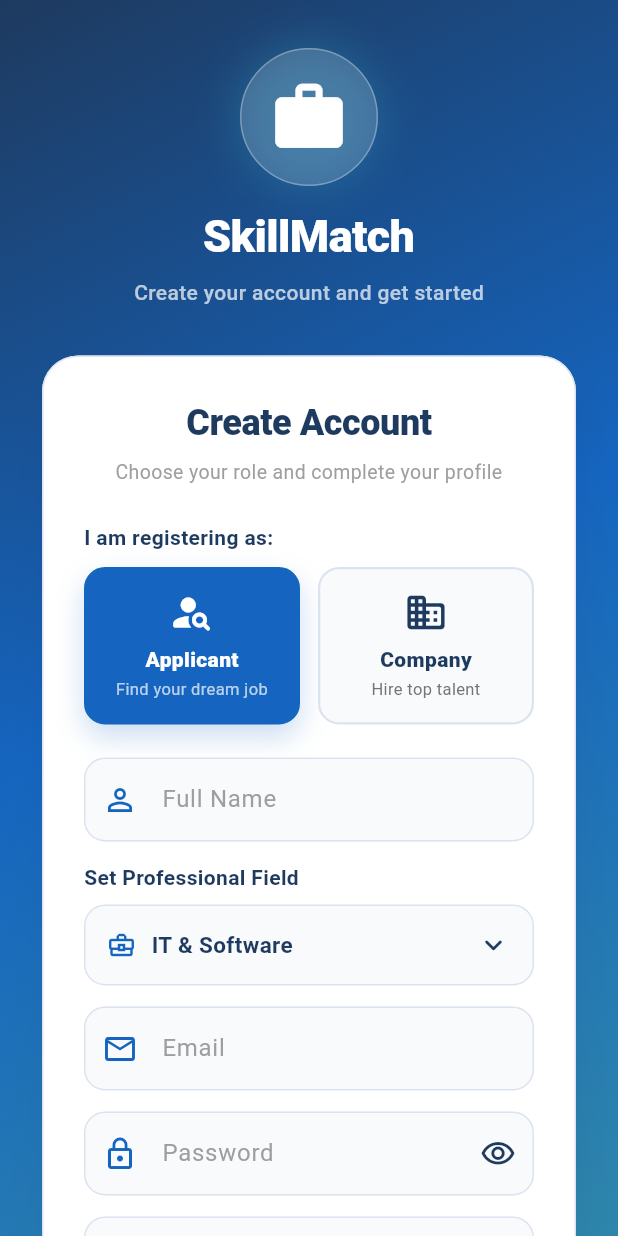
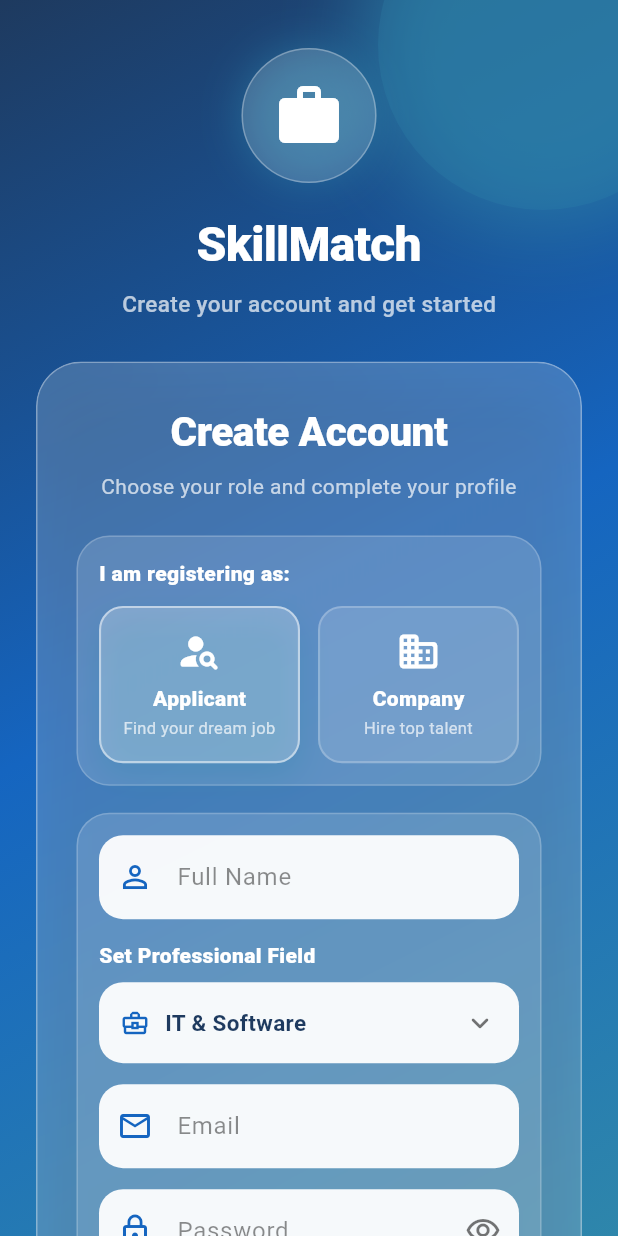
Before and after one commit to Chathurapadmal/skillmatch, a Flutter app: the RegisterPage screen opened directly, on a phone screen of 412 x 824 dp. Run offline on Flutter 3.47's test engine with Material 3 defaults, Android fonts, the phone set to English and light mode, and no system bars; our stand-ins replace cloud_firestore, file_picker, firebase_auth, firebase_core, flutter_animate, flutter_secure_storage and 5 more; missing offline and left inert: base32, firebase_app_check, otp; accounts and stored records are empty; network calls fail.

Commit message:
update registration page

```diff
--- a/lib/pages/auth/register_page.dart
+++ b/lib/pages/auth/register_page.dart
@@ -1,3 +1,5 @@
+import 'dart:ui';
+
 import 'package:cloud_firestore/cloud_firestore.dart';
 import 'package:firebase_auth/firebase_auth.dart';
 import 'package:flutter/material.dart';
@@ -102,7 +104,37 @@
   Widget build(BuildContext context) {
     return Scaffold(
       backgroundColor: _background,
-      body: Container(
+      body: Stack(
+        children: [
+          _buildBackground(),
+          _buildGlowCircle(),
+          SafeArea(
+            child: Center(
+              child: SingleChildScrollView(
+                padding: const EdgeInsets.symmetric(
+                  horizontal: 24,
+                  vertical: 32,
+                ),
+                child: ConstrainedBox(
+                  constraints: const BoxConstraints(maxWidth: 440),
+                  child: Column(
+                    children: [
+                      _buildBrandHeader(),
+                      const SizedBox(height: 28),
+                      _buildRegisterCard(context),
+                    ],
+                  ),
+                ),
+              ),
+            ),
+          ),
+        ],
+      ),
+    );
+  }
+
+  Widget _buildBackground() {
+    return Container(
       decoration: const BoxDecoration(
         gradient: LinearGradient(
           colors: [_navy, _primary, _accent],
@@ -110,44 +142,61 @@
           end: Alignment.bottomRight,
         ),
       ),
-        child: SafeArea(
-          child: Center(
-            child: SingleChildScrollView(
-              padding: const EdgeInsets.symmetric(horizontal: 24, vertical: 32),
-              child: ConstrainedBox(
-                constraints: const BoxConstraints(maxWidth: 440),
-                child: Column(
+    );
+  }
+
+  Widget _buildGlowCircle() {
+    return Positioned(
+      top: -80,
+      right: -60,
+      child: Container(
+        height: 220,
+        width: 220,
+        decoration: BoxDecoration(
+          shape: BoxShape.circle,
+          color: _accent.withOpacity(0.25),
+          boxShadow: [
+            BoxShadow(
+              color: _accent.withOpacity(0.65),
+              blurRadius: 45,
+              spreadRadius: 12,
+            ),
+          ],
+        ),
+      ),
+    );
+  }
+
+  Widget _buildBrandHeader() {
+    return Column(
       children: [
         Container(
-                      padding: const EdgeInsets.all(18),
+          padding: const EdgeInsets.all(20),
           decoration: BoxDecoration(
             shape: BoxShape.circle,
             color: Colors.white.withOpacity(0.16),
-                        border: Border.all(
-                          color: Colors.white.withOpacity(0.30),
-                        ),
+            border: Border.all(color: Colors.white.withOpacity(0.30)),
             boxShadow: [
               BoxShadow(
-                            color: _accent.withOpacity(0.45),
+                color: _accent.withOpacity(0.55),
                 blurRadius: 24,
-                            spreadRadius: 2,
               ),
             ],
           ),
           child: const Icon(
             Icons.work_rounded,
-                        size: 54,
+            size: 48,
             color: Colors.white,
           ),
         ),
-                    const SizedBox(height: 12),
+        const SizedBox(height: 18),
         const Text(
           'SkillMatch',
           style: TextStyle(
-                        fontSize: 30,
+            fontSize: 32,
             fontWeight: FontWeight.w900,
             color: Colors.white,
-                        letterSpacing: -0.4,
+            letterSpacing: -0.5,
           ),
         ),
         const SizedBox(height: 6),
@@ -155,58 +204,106 @@
           'Create your account and get started',
           style: TextStyle(
             color: Colors.white70,
-                        fontSize: 14,
+            fontSize: 15,
             fontWeight: FontWeight.w500,
           ),
         ),
-                    const SizedBox(height: 28),
+      ],
+    );
+  }
 
-                    Card(
-                      color: Colors.white,
-                      surfaceTintColor: Colors.transparent,
-                      shape: RoundedRectangleBorder(
-                        borderRadius: BorderRadius.circular(24),
-                        side: const BorderSide(color: _cardBorder),
+  Widget _buildRegisterCard(BuildContext context) {
+    return ClipRRect(
+      borderRadius: BorderRadius.circular(30),
+      child: BackdropFilter(
+        filter: ImageFilter.blur(sigmaX: 25, sigmaY: 25),
+        child: Container(
+          decoration: BoxDecoration(
+            color: Colors.white.withOpacity(0.18),
+            borderRadius: BorderRadius.circular(30),
+            border: Border.all(
+              color: Colors.white.withOpacity(0.34),
             ),
-                      elevation: 12,
-                      shadowColor: _navy.withOpacity(0.18),
+            boxShadow: [
+              BoxShadow(
+                color: _navy.withOpacity(0.20),
+                blurRadius: 30,
+                offset: const Offset(0, 18),
+              ),
+            ],
+          ),
           child: Padding(
-                        padding: const EdgeInsets.all(28),
+            padding: const EdgeInsets.all(26),
             child: Form(
               key: _formKey,
               child: Column(
                 crossAxisAlignment: CrossAxisAlignment.stretch,
                 children: [
-                              const Text(
+                  _buildFormHeader(),
+                  const SizedBox(height: 24),
+                  _buildRoleSection(),
+                  const SizedBox(height: 18),
+                  _buildFormFields(context),
+                  const SizedBox(height: 24),
+                  _buildRegisterButton(),
+                  const SizedBox(height: 20),
+                  _buildLoginPrompt(context),
+                ],
+              ),
+            ),
+          ),
+        ),
+      ),
+    );
+  }
+
+  Widget _buildFormHeader() {
+    return const Column(
+      children: [
+        Text(
           'Create Account',
           textAlign: TextAlign.center,
           style: TextStyle(
-                                  fontSize: 24,
+            fontSize: 27,
             fontWeight: FontWeight.w900,
-                                  color: _navy,
+            color: Colors.white,
             letterSpacing: -0.3,
           ),
         ),
-                              const SizedBox(height: 6),
-                              const Text(
+        SizedBox(height: 8),
+        Text(
           'Choose your role and complete your profile',
           textAlign: TextAlign.center,
           style: TextStyle(
-                                  color: Colors.grey,
-                                  fontSize: 13,
+            color: Colors.white70,
+            fontSize: 14,
+            height: 1.3,
           ),
         ),
-                              const SizedBox(height: 24),
+      ],
+    );
+  }
 
+  Widget _buildRoleSection() {
+    return Container(
+      padding: const EdgeInsets.all(14),
+      decoration: BoxDecoration(
+        color: Colors.white.withOpacity(0.14),
+        borderRadius: BorderRadius.circular(22),
+        border: Border.all(color: Colors.white.withOpacity(0.20)),
+      ),
+      child: Column(
+        crossAxisAlignment: CrossAxisAlignment.start,
+        children: [
           const Text(
             'I am registering as:',
             style: TextStyle(
-                                  fontWeight: FontWeight.w700,
+              fontWeight: FontWeight.w800,
               fontSize: 14,
-                                  color: _navy,
+              color: Colors.white,
             ),
           ),
-                              const SizedBox(height: 10),
+          const SizedBox(height: 12),
           Row(
             children: [
               Expanded(
@@ -214,10 +311,9 @@
                   label: 'Applicant',
                   icon: Icons.person_search_rounded,
                   subtitle: 'Find your dream job',
-                                      selected:
-                                          _selectedRole == UserRole.applicant,
-                                      onTap: () => setState(() =>
-                                          _selectedRole = UserRole.applicant),
+                  selected: _selectedRole == UserRole.applicant,
+                  onTap: () =>
+                      setState(() => _selectedRole = UserRole.applicant),
                 ),
               ),
               const SizedBox(width: 12),
@@ -226,35 +322,48 @@
                   label: 'Company',
                   icon: Icons.business_rounded,
                   subtitle: 'Hire top talent',
-                                      selected:
-                                          _selectedRole == UserRole.company,
-                                      onTap: () => setState(() =>
-                                          _selectedRole = UserRole.company),
+                  selected: _selectedRole == UserRole.company,
+                  onTap: () =>
+                      setState(() => _selectedRole = UserRole.company),
                 ),
               ),
             ],
           ),
-                              const SizedBox(height: 22),
+        ],
+      ),
+    );
+  }
 
+  Widget _buildFormFields(BuildContext context) {
+    return Container(
+      padding: const EdgeInsets.all(14),
+      decoration: BoxDecoration(
+        color: Colors.white.withOpacity(0.14),
+        borderRadius: BorderRadius.circular(22),
+        border: Border.all(color: Colors.white.withOpacity(0.20)),
+      ),
+      child: Column(
+        crossAxisAlignment: CrossAxisAlignment.stretch,
+        children: [
           TextFormField(
             controller: _nameCtrl,
             textInputAction: TextInputAction.next,
+            style: const TextStyle(color: _navy),
             decoration: _inputDecoration(
               label: _selectedRole == UserRole.company
                   ? 'Contact Person Name'
                   : 'Full Name',
               icon: Icons.person_outline,
             ),
-                                validator: (v) => (v?.trim().isEmpty ?? true)
-                                    ? 'Name is required.'
-                                    : null,
+            validator: (v) =>
+                (v?.trim().isEmpty ?? true) ? 'Name is required.' : null,
           ),
           const SizedBox(height: 14),
-
           if (_selectedRole == UserRole.company) ...[
             TextFormField(
               controller: _companyCtrl,
               textInputAction: TextInputAction.next,
+              style: const TextStyle(color: _navy),
               decoration: _inputDecoration(
                 label: 'Company Name',
                 icon: Icons.business_outlined,
@@ -265,15 +374,14 @@
             ),
             const SizedBox(height: 14),
           ],
-
           const Align(
             alignment: Alignment.centerLeft,
             child: Text(
               'Set Professional Field',
               style: TextStyle(
-                                    fontWeight: FontWeight.w700,
+                fontWeight: FontWeight.w800,
                 fontSize: 14,
-                                    color: _navy,
+                color: Colors.white,
               ),
             ),
           ),
@@ -281,8 +389,7 @@
           _IndustrySelectorTile(
             selectedValue: _selectedIndustry,
             onTap: () async {
-                                  final selected =
-                                      await showModalBottomSheet<String>(
+              final selected = await showModalBottomSheet<String>(
                 context: context,
                 isScrollControlled: true,
                 backgroundColor: _navy,
@@ -299,18 +406,17 @@
               );
 
               if (selected != null && mounted) {
-                                    setState(
-                                        () => _selectedIndustry = selected);
+                setState(() => _selectedIndustry = selected);
               }
             },
           ),
           const SizedBox(height: 14),
-
           TextFormField(
             controller: _emailCtrl,
             keyboardType: TextInputType.emailAddress,
             autocorrect: false,
             textInputAction: TextInputAction.next,
+            style: const TextStyle(color: _navy),
             decoration: _inputDecoration(
               label: 'Email',
               icon: Icons.email_outlined,
@@ -324,11 +430,11 @@
             },
           ),
           const SizedBox(height: 14),
-
           TextFormField(
             controller: _passCtrl,
             obscureText: _obscurePass,
             textInputAction: TextInputAction.next,
+            style: const TextStyle(color: _navy),
             decoration: _inputDecoration(
               label: 'Password',
               icon: Icons.lock_outline,
@@ -338,10 +444,10 @@
                   _obscurePass
                       ? Icons.visibility_outlined
                       : Icons.visibility_off_outlined,
-                                      color: _navy,
+                  color: Colors.black54,
                 ),
-                                    onPressed: () => setState(
-                                        () => _obscurePass = !_obscurePass),
+                onPressed: () =>
+                    setState(() => _obscurePass = !_obscurePass),
               ),
             ),
             validator: (v) {
@@ -352,12 +458,12 @@
             },
           ),
           const SizedBox(height: 14),
-
           TextFormField(
             controller: _confirmCtrl,
             obscureText: _obscureConfirm,
             textInputAction: TextInputAction.done,
             onFieldSubmitted: (_) => _register(),
+            style: const TextStyle(color: _navy),
             decoration: _inputDecoration(
               label: 'Confirm Password',
               icon: Icons.lock_outline,
@@ -367,10 +473,10 @@
                   _obscureConfirm
                       ? Icons.visibility_outlined
                       : Icons.visibility_off_outlined,
-                                      color: _navy,
+                  color: Colors.black54,
                 ),
-                                    onPressed: () => setState(() =>
-                                        _obscureConfirm = !_obscureConfirm),
+                onPressed: () =>
+                    setState(() => _obscureConfirm = !_obscureConfirm),
               ),
             ),
             validator: (v) {
@@ -380,71 +486,81 @@
               return null;
             },
           ),
-                              const SizedBox(height: 24),
+        ],
+      ),
+    );
+  }
 
-                              SizedBox(
-                                height: 52,
-                                child: ElevatedButton(
-                                  style: ElevatedButton.styleFrom(
-                                    backgroundColor: _primary,
-                                    foregroundColor: Colors.white,
-                                    elevation: 0,
-                                    shadowColor: _primary.withOpacity(0.35),
-                                    shape: RoundedRectangleBorder(
-                                      borderRadius: BorderRadius.circular(14),
+  Widget _buildRegisterButton() {
+    return GestureDetector(
+      onTap: _loading ? null : _register,
+      child: AnimatedContainer(
+        duration: const Duration(milliseconds: 300),
+        height: 54,
+        decoration: BoxDecoration(
+          gradient: const LinearGradient(
+            colors: [_primary, _accent],
+            begin: Alignment.centerLeft,
+            end: Alignment.centerRight,
           ),
+          borderRadius: BorderRadius.circular(18),
+          boxShadow: [
+            BoxShadow(
+              color: _primary.withOpacity(0.45),
+              blurRadius: 28,
+              spreadRadius: 1,
             ),
-                                  onPressed: _loading ? null : _register,
+          ],
+        ),
+        child: Center(
           child: _loading
               ? const SizedBox(
                   height: 22,
                   width: 22,
                   child: CircularProgressIndicator(
-                                            strokeWidth: 2,
+                    strokeWidth: 2.5,
                     color: Colors.white,
                   ),
                 )
               : const Text(
                   'Create Account',
                   style: TextStyle(
+                    color: Colors.white,
+                    fontWeight: FontWeight.w900,
                     fontSize: 16,
-                                            fontWeight: FontWeight.w800,
                   ),
                 ),
         ),
       ),
-                              const SizedBox(height: 16),
+    );
+  }
 
-                              Row(
+  Widget _buildLoginPrompt(BuildContext context) {
+    return Container(
+      padding: const EdgeInsets.symmetric(horizontal: 14, vertical: 13),
+      decoration: BoxDecoration(
+        color: Colors.white.withOpacity(0.13),
+        borderRadius: BorderRadius.circular(16),
+        border: Border.all(color: Colors.white.withOpacity(0.20)),
+      ),
+      child: Row(
         mainAxisAlignment: MainAxisAlignment.center,
         children: [
           const Text(
             'Already have an account? ',
-                                    style: TextStyle(color: Colors.grey),
+            style: TextStyle(color: Colors.white70),
           ),
           GestureDetector(
             onTap: () => Navigator.pop(context),
             child: const Text(
               'Login',
               style: TextStyle(
-                                        color: _primary,
-                                        fontWeight: FontWeight.w800,
+                color: Colors.white,
+                fontWeight: FontWeight.w900,
               ),
             ),
           ),
         ],
-                              ),
-                            ],
-                          ),
-                        ),
-                      ),
-                    ),
-                  ],
-                ),
-              ),
-            ),
-          ),
-        ),
       ),
     );
   }
@@ -454,27 +570,31 @@
     required IconData icon,
   }) {
     return InputDecoration(
-      labelText: label,
-      labelStyle: const TextStyle(color: Colors.grey),
+      hintText: label,
+      hintStyle: const TextStyle(color: Colors.black45),
       prefixIcon: Icon(icon, color: _primary),
       filled: true,
-      fillColor: _background,
+      fillColor: Colors.white.withOpacity(0.94),
       contentPadding: const EdgeInsets.symmetric(horizontal: 16, vertical: 16),
       enabledBorder: OutlineInputBorder(
-        borderRadius: BorderRadius.circular(14),
-        borderSide: const BorderSide(color: _cardBorder),
+        borderRadius: BorderRadius.circular(16),
+        borderSide: BorderSide.none,
       ),
       focusedBorder: OutlineInputBorder(
-        borderRadius: BorderRadius.circular(14),
-        borderSide: const BorderSide(color: _accent, width: 1.5),
+        borderRadius: BorderRadius.circular(16),
+        borderSide: const BorderSide(color: _accent, width: 1.4),
       ),
       errorBorder: OutlineInputBorder(
-        borderRadius: BorderRadius.circular(14),
+        borderRadius: BorderRadius.circular(16),
         borderSide: BorderSide(color: Colors.red.shade400),
       ),
       focusedErrorBorder: OutlineInputBorder(
-        borderRadius: BorderRadius.circular(14),
+        borderRadius: BorderRadius.circular(16),
         borderSide: BorderSide(color: Colors.red.shade400, width: 1.5),
+      ),
+      errorStyle: const TextStyle(
+        color: Colors.white,
+        fontWeight: FontWeight.w600,
       ),
     );
   }
@@ -503,17 +623,21 @@
         duration: const Duration(milliseconds: 200),
         padding: const EdgeInsets.symmetric(vertical: 14, horizontal: 10),
         decoration: BoxDecoration(
-          color: selected ? _primary : _background,
-          borderRadius: BorderRadius.circular(14),
+          color: selected
+              ? Colors.white.withOpacity(0.24)
+              : Colors.white.withOpacity(0.13),
+          borderRadius: BorderRadius.circular(16),
           border: Border.all(
-            color: selected ? _primary : _cardBorder,
-            width: 1.5,
+            color: selected
+                ? Colors.white.withOpacity(0.50)
+                : Colors.white.withOpacity(0.22),
+            width: 1.4,
           ),
           boxShadow: selected
               ? [
                   BoxShadow(
-                    color: _primary.withOpacity(0.22),
-                    blurRadius: 16,
+                    color: _accent.withOpacity(0.35),
+                    blurRadius: 18,
                     offset: const Offset(0, 8),
                   ),
                 ]
@@ -524,23 +648,23 @@
             Icon(
               icon,
               size: 30,
-              color: selected ? Colors.white : _navy,
+              color: Colors.white,
             ),
             const SizedBox(height: 6),
             Text(
               label,
-              style: TextStyle(
-                fontWeight: FontWeight.w800,
-                color: selected ? Colors.white : _navy,
+              style: const TextStyle(
+                fontWeight: FontWeight.w900,
+                color: Colors.white,
               ),
             ),
             const SizedBox(height: 2),
             Text(
               subtitle,
               textAlign: TextAlign.center,
-              style: TextStyle(
+              style: const TextStyle(
                 fontSize: 11,
-                color: selected ? Colors.white70 : Colors.grey.shade600,
+                color: Colors.white70,
               ),
             ),
           ],
@@ -562,14 +686,13 @@
   @override
   Widget build(BuildContext context) {
     return InkWell(
-      borderRadius: BorderRadius.circular(14),
+      borderRadius: BorderRadius.circular(16),
       onTap: onTap,
       child: Container(
-        padding: const EdgeInsets.symmetric(horizontal: 14, vertical: 14),
+        padding: const EdgeInsets.symmetric(horizontal: 14, vertical: 15),
         decoration: BoxDecoration(
-          color: _background,
-          borderRadius: BorderRadius.circular(14),
-          border: Border.all(color: _cardBorder),
+          color: Colors.white.withOpacity(0.94),
+          borderRadius: BorderRadius.circular(16),
         ),
         child: Row(
           children: [
@@ -591,7 +714,7 @@
             ),
             const Icon(
               Icons.keyboard_arrow_down_rounded,
-              color: _navy,
+              color: Colors.black54,
             ),
           ],
         ),
```
Lines whose indentation alone changed are shown as unchanged.
